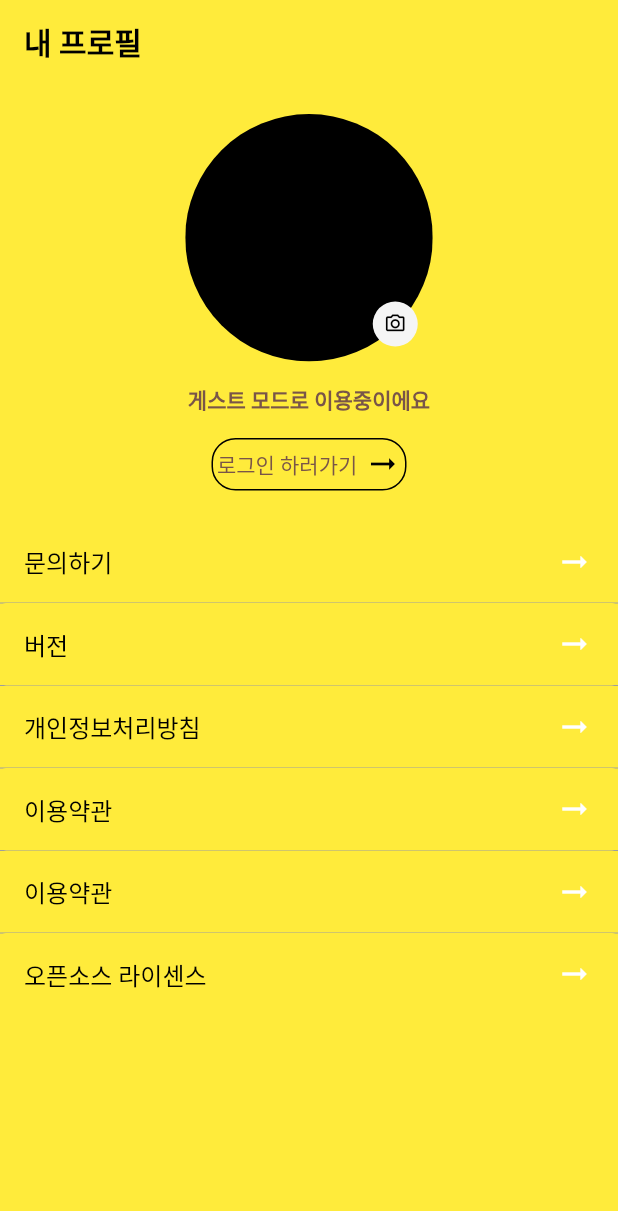
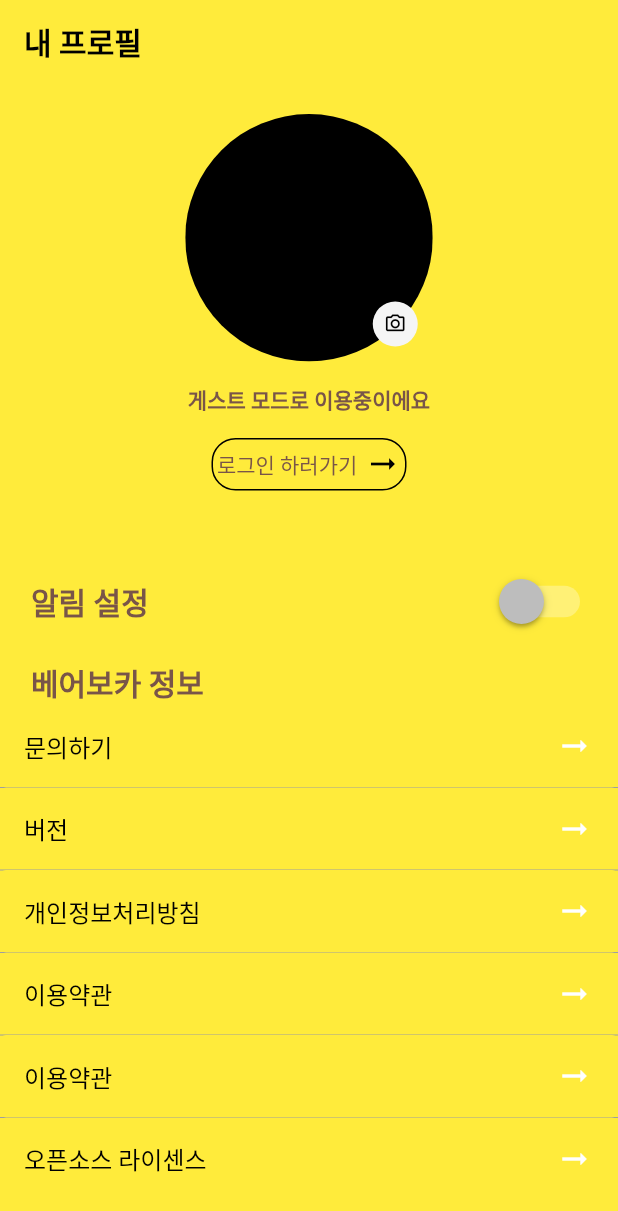
Before and after one commit to sac7160/reword-frontend, a Flutter app: the SettingScreen screen opened directly, on a phone screen of 412 x 824 dp. Shown: the top 1211 px of the screen. Run offline on Flutter 3.47's test engine with Material 2 defaults, Android fonts, the phone set to English and light mode, and no system bars; our stand-ins replace font_awesome_flutter; missing offline and left inert: kakao_flutter_sdk_user.

```diff
--- a/lib/screens/setting/components/settingBody.dart
+++ b/lib/screens/setting/components/settingBody.dart
@@ -3,12 +3,59 @@ import 'package:bearvoca/screens/setting/components/textMenu.dart';
 import 'package:bearvoca/screens/setting/components/textMenuCard.dart';
 import 'package:flutter/material.dart';
 
-class SettingBody extends StatelessWidget {
+class SettingBody extends StatefulWidget {
+  @override
+  State<SettingBody> createState() => _SettingBodyState();
+}
+
+class _SettingBodyState extends State<SettingBody> {
   @override
   Widget build(BuildContext context) {
+    bool isSwitched = false;
+
     return Column(
       children: [
         SettingHeader(),
+        SizedBox(height: 30),
+        Container(
+          width: MediaQuery.of(context).size.width * 0.9,
+          child: Row(
+            mainAxisAlignment: MainAxisAlignment.spaceBetween,
+            children: [
+              Text(
+                "알림 설정",
+                style: TextStyle(fontWeight: FontWeight.bold, fontSize: 20),
+              ),
+              Container(
+                child: Transform.scale(
+                  scale: 1.5,
+                  child: Switch(
+                    //switch 작동 이상 수정필요
+                    value: isSwitched,
+                    onChanged: (value) {
+                      setState(() {
+                        isSwitched = value;
+                        print(isSwitched);
+                      });
+                    },
+                    activeTrackColor: Colors.lightGreenAccent,
+                    activeColor: Colors.green,
+                  ),
+                ),
+              ),
+            ],
+          ),
+        ),
+        SizedBox(height: 15),
+        Container(
+          width: MediaQuery.of(context).size.width * 0.9,
+          child: Row(mainAxisAlignment: MainAxisAlignment.start, children: [
+            Text(
+              "베어보카 정보",
+              style: TextStyle(fontWeight: FontWeight.bold, fontSize: 20),
+            ),
+          ]),
+        ),
         SizedBox(
           height: 330,
           child: ListView.separated(
--- a/lib/screens/setting/components/textMenu.dart
+++ b/lib/screens/setting/components/textMenu.dart
@@ -40,4 +40,19 @@ List<TextMenu> textMenuList = [
       icon: Icons.arrow_right_alt_outlined,
       path: "/",
       press: () {}),
+  TextMenu(
+      text: "오픈소스 라이센스",
+      icon: Icons.arrow_right_alt_outlined,
+      path: "/",
+      press: () {}),
+  TextMenu(
+      text: "오픈소스 라이센스",
+      icon: Icons.arrow_right_alt_outlined,
+      path: "/",
+      press: () {}),
+  TextMenu(
+      text: "오픈소스 라이센스",
+      icon: Icons.arrow_right_alt_outlined,
+      path: "/",
+      press: () {}),
 ];
```
Also changed, not shown: 1 other file.
